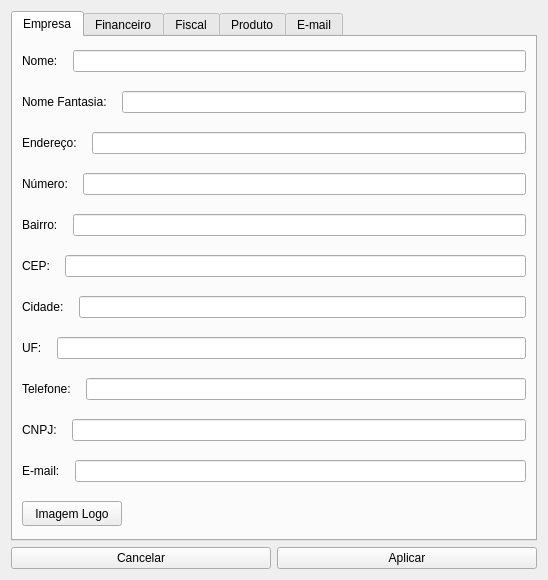
Old version of the form configuracao.ui in the repository GabR36/QEstoqueLoja.
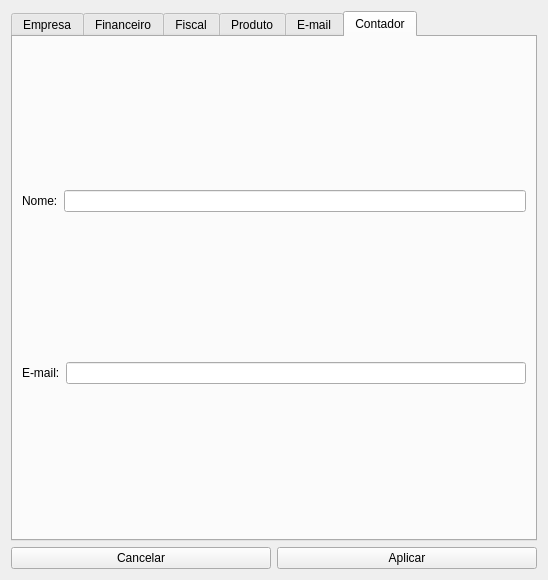
New version of the form. Icons and pictures are not drawn.

Commit message: configurações contador: nome, email.

Patch:
```diff
--- a/configuracao.ui
+++ b/configuracao.ui
@@ -20,7 +20,7 @@
    <item>
     <widget class="QTabWidget" name="tabWidget">
      <property name="currentIndex">
-      <number>0</number>
+      <number>5</number>
      </property>
      <widget class="QWidget" name="tab">
       <attribute name="title">
@@ -924,8 +924,6 @@
       <attribute name="title">
        <string>E-mail</string>
       </attribute>
-      <layout class="QVBoxLayout" name="verticalLayout_10">
-       <item>
         <layout class="QVBoxLayout" name="verticalLayout_9">
          <item>
           <layout class="QHBoxLayout" name="horizontalLayout_41">
@@ -1024,6 +1022,39 @@
             <string>TLS</string>
            </property>
           </widget>
+       </item>
+      </layout>
+     </widget>
+     <widget class="QWidget" name="tab_6">
+      <attribute name="title">
+       <string>Contador</string>
+      </attribute>
+      <layout class="QVBoxLayout" name="verticalLayout_10">
+       <item>
+        <layout class="QHBoxLayout" name="horizontalLayout_48">
+         <item>
+          <widget class="QLabel" name="label_40">
+           <property name="text">
+            <string>Nome:</string>
+           </property>
+          </widget>
+         </item>
+         <item>
+          <widget class="QLineEdit" name="Ledit_ContadorNome"/>
+         </item>
+        </layout>
+       </item>
+       <item>
+        <layout class="QHBoxLayout" name="horizontalLayout_47">
+         <item>
+          <widget class="QLabel" name="label_41">
+           <property name="text">
+            <string>E-mail:</string>
+           </property>
+          </widget>
+         </item>
+         <item>
+          <widget class="QLineEdit" name="Ledit_ContadorEmail"/>
          </item>
         </layout>
        </item>
```
Lines whose indentation alone changed are shown as unchanged. The commit also changes 2 other files.
